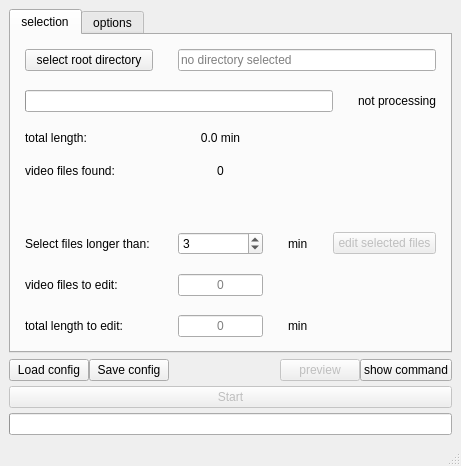
Before: the Qt Designer form src/UI/mainWindowUI/batchEditor.ui in fdllrs/batchEditor, drawn with Qt 5.
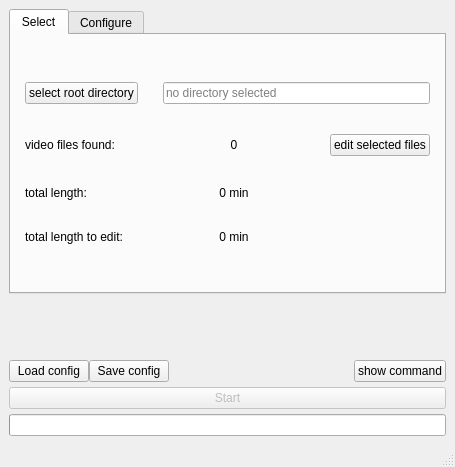
After: the same form once the commit is applied.

The edit to the form file:
```diff
--- a/src/UI/mainWindowUI/batchEditor.ui
+++ b/src/UI/mainWindowUI/batchEditor.ui
@@ -6,8 +6,8 @@
    <rect>
     <x>0</x>
     <y>0</y>
-    <width>461</width>
-    <height>466</height>
+    <width>455</width>
+    <height>467</height>
    </rect>
   </property>
   <property name="windowTitle">
@@ -29,9 +29,12 @@
       <property name="currentIndex">
        <number>0</number>
       </property>
+      <property name="documentMode">
+       <bool>false</bool>
+      </property>
       <widget class="QWidget" name="selectionTab">
        <attribute name="title">
-        <string>selection</string>
+        <string>Select</string>
        </attribute>
        <layout class="QVBoxLayout" name="verticalLayout">
         <item>
@@ -52,137 +55,38 @@
            <number>25</number>
           </property>
           <property name="verticalSpacing">
-           <number>19</number>
+           <number>30</number>
           </property>
-          <item row="6" column="1">
-           <widget class="QLineEdit" name="filesToEditSpinbox">
-            <property name="alignment">
-             <set>Qt::AlignmentFlag::AlignCenter</set>
-            </property>
-            <property name="readOnly">
-             <bool>true</bool>
-            </property>
-            <property name="placeholderText">
-             <string>0</string>
-            </property>
-           </widget>
-          </item>
-          <item row="1" column="0" colspan="4">
-           <widget class="QProgressBar" name="foundFilesProgressBar">
+          <item row="1" column="1">
+           <widget class="QLabel" name="filesFound">
             <property name="sizePolicy">
              <sizepolicy hsizetype="Preferred" vsizetype="Fixed">
               <horstretch>0</horstretch>
               <verstretch>0</verstretch>
              </sizepolicy>
             </property>
-            <property name="palette">
-             <palette>
-              <active>
-               <colorrole role="BrightText">
-                <brush brushstyle="SolidPattern">
-                 <color alpha="255">
-                  <red>85</red>
-                  <green>255</green>
-                  <blue>255</blue>
-                 </color>
-                </brush>
-               </colorrole>
-               <colorrole role="Accent">
-                <brush brushstyle="SolidPattern">
-                 <color alpha="255">
-                  <red>85</red>
-                  <green>170</green>
-                  <blue>255</blue>
-                 </color>
-                </brush>
-               </colorrole>
-              </active>
-              <inactive>
-               <colorrole role="BrightText">
-                <brush brushstyle="SolidPattern">
-                 <color alpha="255">
-                  <red>85</red>
-                  <green>255</green>
-                  <blue>255</blue>
-                 </color>
-                </brush>
-               </colorrole>
-               <colorrole role="Accent">
-                <brush brushstyle="SolidPattern">
-                 <color alpha="255">
-                  <red>85</red>
-                  <green>170</green>
-                  <blue>255</blue>
-                 </color>
-                </brush>
-               </colorrole>
-              </inactive>
-              <disabled>
-               <colorrole role="BrightText">
-                <brush brushstyle="SolidPattern">
-                 <color alpha="255">
-                  <red>85</red>
-                  <green>255</green>
-                  <blue>255</blue>
-                 </color>
-                </brush>
-               </colorrole>
-               <colorrole role="Accent">
-                <brush brushstyle="SolidPattern">
-                 <color alpha="255">
-                  <red>85</red>
-                  <green>170</green>
-                  <blue>255</blue>
-                 </color>
-                </brush>
-               </colorrole>
-              </disabled>
-             </palette>
-            </property>
-            <property name="acceptDrops">
-             <bool>false</bool>
-            </property>
-            <property name="value">
-             <number>0</number>
-            </property>
-            <property name="textVisible">
-             <bool>false</bool>
-            </property>
-            <property name="format">
-             <string/>
-            </property>
-           </widget>
-          </item>
-          <item row="7" column="1">
-           <widget class="QLineEdit" name="totalLengthToEditSpinbox">
-            <property name="enabled">
-             <bool>true</bool>
+            <property name="text">
+             <string>0</string>
             </property>
             <property name="alignment">
              <set>Qt::AlignmentFlag::AlignCenter</set>
             </property>
-            <property name="readOnly">
-             <bool>true</bool>
-            </property>
-            <property name="placeholderText">
-             <string>0</string>
-            </property>
            </widget>
           </item>
           <item row="3" column="0">
-           <widget class="QLabel" name="filesFoundLabel">
+           <widget class="QLabel" name="totalLengthToEditLabel">
             <property name="text">
-             <string>video files found:</string>
+             <string>total length to edit: </string>
             </property>
-            <property name="indent">
-             <number>0</number>
+            <property name="alignment">
+             <set>Qt::AlignmentFlag::AlignLeading|Qt::AlignmentFlag::AlignLeft|Qt::AlignmentFlag::AlignVCenter</set>
             </property>
            </widget>
           </item>
-          <item row="5" column="3" colspan="2">
+          <item row="1" column="2">
            <widget class="QPushButton" name="editSelectedFilesButton">
             <property name="enabled">
-             <bool>false</bool>
+             <bool>true</bool>
             </property>
             <property name="sizePolicy">
              <sizepolicy hsizetype="Expanding" vsizetype="Fixed">
@@ -204,33 +108,23 @@
             </property>
            </widget>
           </item>
-          <item row="5" column="0">
-           <widget class="QLabel" name="filesLongerThanLabel">
+          <item row="2" column="1">
+           <widget class="QLabel" name="totalLength">
             <property name="sizePolicy">
-             <sizepolicy hsizetype="Fixed" vsizetype="Preferred">
-              <horstretch>0</horstretch>
+             <sizepolicy hsizetype="Preferred" vsizetype="Fixed">
+              <horstretch>2</horstretch>
               <verstretch>0</verstretch>
              </sizepolicy>
             </property>
             <property name="text">
-             <string>Select files longer than: </string>
+             <string>0 min</string>
             </property>
             <property name="alignment">
-             <set>Qt::AlignmentFlag::AlignLeading|Qt::AlignmentFlag::AlignLeft|Qt::AlignmentFlag::AlignVCenter</set>
+             <set>Qt::AlignmentFlag::AlignCenter</set>
             </property>
            </widget>
           </item>
-          <item row="7" column="0">
-           <widget class="QLabel" name="totalLengthToEditLabel">
-            <property name="text">
-             <string>total length to edit: </string>
-            </property>
-            <property name="alignment">
-             <set>Qt::AlignmentFlag::AlignLeading|Qt::AlignmentFlag::AlignLeft|Qt::AlignmentFlag::AlignVCenter</set>
-            </property>
-           </widget>
-          </item>
-          <item row="0" column="1" colspan="4">
+          <item row="0" column="1" colspan="2">
            <widget class="QLineEdit" name="rootDirectoryLabel">
             <property name="readOnly">
              <bool>true</bool>
@@ -243,42 +137,13 @@
             </property>
            </widget>
           </item>
-          <item row="4" column="1">
-           <spacer name="verticalSpacer">
-            <property name="orientation">
-             <enum>Qt::Orientation::Vertical</enum>
-            </property>
-            <property name="sizeHint" stdset="0">
-             <size>
-              <width>50</width>
-              <height>40</height>
-             </size>
-            </property>
-           </spacer>
-          </item>
-          <item row="6" column="0">
-           <widget class="QLabel" name="videoFilesToEditLabel">
+          <item row="1" column="0">
+           <widget class="QLabel" name="filesFoundLabel">
             <property name="text">
-             <string>video files to edit: </string>
+             <string>video files found:</string>
             </property>
-            <property name="alignment">
-             <set>Qt::AlignmentFlag::AlignLeading|Qt::AlignmentFlag::AlignLeft|Qt::AlignmentFlag::AlignVCenter</set>
-            </property>
-           </widget>
-          </item>
-          <item row="3" column="1">
-           <widget class="QLabel" name="filesFound">
-            <property name="sizePolicy">
-             <sizepolicy hsizetype="Preferred" vsizetype="Preferred">
-              <horstretch>0</horstretch>
-              <verstretch>0</verstretch>
-             </sizepolicy>
-            </property>
-            <property name="text">
-             <string>0</string>
-            </property>
-            <property name="alignment">
-             <set>Qt::AlignmentFlag::AlignCenter</set>
+            <property name="indent">
+             <number>0</number>
             </property>
            </widget>
           </item>
@@ -289,52 +154,27 @@
             </property>
            </widget>
           </item>
-          <item row="2" column="1">
-           <widget class="QLabel" name="totalLength">
+          <item row="3" column="1">
+           <widget class="QLabel" name="totalLengthToEdit">
             <property name="sizePolicy">
-             <sizepolicy hsizetype="Preferred" vsizetype="Preferred">
+             <sizepolicy hsizetype="Preferred" vsizetype="Fixed">
               <horstretch>0</horstretch>
               <verstretch>0</verstretch>
              </sizepolicy>
             </property>
             <property name="text">
-             <string>0.0 min</string>
+             <string>0 min</string>
             </property>
             <property name="alignment">
              <set>Qt::AlignmentFlag::AlignCenter</set>
             </property>
            </widget>
           </item>
-          <item row="5" column="2">
-           <widget class="QLabel" name="minLabel_3">
-            <property name="sizePolicy">
-             <sizepolicy hsizetype="Minimum" vsizetype="Preferred">
-              <horstretch>0</horstretch>
-              <verstretch>0</verstretch>
-             </sizepolicy>
-            </property>
-            <property name="lineWidth">
-             <number>0</number>
-            </property>
-            <property name="text">
-             <string>min</string>
-            </property>
-            <property name="alignment">
-             <set>Qt::AlignmentFlag::AlignLeading|Qt::AlignmentFlag::AlignLeft|Qt::AlignmentFlag::AlignVCenter</set>
-            </property>
-           </widget>
-          </item>
           <item row="2" column="0">
            <widget class="QLabel" name="totalLengthLabel">
             <property name="enabled">
              <bool>true</bool>
             </property>
-            <property name="sizePolicy">
-             <sizepolicy hsizetype="Preferred" vsizetype="Preferred">
-              <horstretch>0</horstretch>
-              <verstretch>0</verstretch>
-             </sizepolicy>
-            </property>
             <property name="text">
              <string>total length: </string>
             </property>
@@ -343,61 +183,13 @@
             </property>
            </widget>
           </item>
-          <item row="1" column="4">
-           <widget class="QLabel" name="progressBarLabel">
-            <property name="text">
-             <string>not processing</string>
-            </property>
-            <property name="alignment">
-             <set>Qt::AlignmentFlag::AlignCenter</set>
-            </property>
-           </widget>
-          </item>
-          <item row="7" column="2">
-           <widget class="QLabel" name="minLabel_2">
-            <property name="sizePolicy">
-             <sizepolicy hsizetype="Minimum" vsizetype="Preferred">
-              <horstretch>0</horstretch>
-              <verstretch>0</verstretch>
-             </sizepolicy>
-            </property>
-            <property name="lineWidth">
-             <number>0</number>
-            </property>
-            <property name="text">
-             <string>min</string>
-            </property>
-            <property name="alignment">
-             <set>Qt::AlignmentFlag::AlignLeading|Qt::AlignmentFlag::AlignLeft|Qt::AlignmentFlag::AlignVCenter</set>
-            </property>
-           </widget>
-          </item>
-          <item row="5" column="1">
-           <widget class="QSpinBox" name="minLengthSpinbox">
-            <property name="sizePolicy">
-             <sizepolicy hsizetype="Expanding" vsizetype="Fixed">
-              <horstretch>0</horstretch>
-              <verstretch>0</verstretch>
-             </sizepolicy>
-            </property>
-            <property name="minimum">
-             <number>0</number>
-            </property>
-            <property name="maximum">
-             <number>9999</number>
-            </property>
-            <property name="value">
-             <number>3</number>
-            </property>
-           </widget>
-          </item>
          </layout>
         </item>
        </layout>
       </widget>
       <widget class="QWidget" name="optionsTab">
        <attribute name="title">
-        <string>options</string>
+        <string>Configure</string>
        </attribute>
        <layout class="QHBoxLayout" name="horizontalLayout">
         <item>
@@ -614,6 +406,22 @@
       </widget>
      </widget>
     </item>
+    <item>
+     <spacer name="verticalSpacer">
+      <property name="orientation">
+       <enum>Qt::Orientation::Vertical</enum>
+      </property>
+      <property name="sizeType">
+       <enum>QSizePolicy::Policy::Minimum</enum>
+      </property>
+      <property name="sizeHint" stdset="0">
+       <size>
+        <width>20</width>
+        <height>60</height>
+       </size>
+      </property>
+     </spacer>
+    </item>
     <item>
      <layout class="QGridLayout" name="gridLayout_2">
       <property name="bottomMargin">
@@ -625,7 +433,7 @@
       <property name="verticalSpacing">
        <number>5</number>
       </property>
-      <item row="2" column="0" colspan="5">
+      <item row="2" column="0" colspan="4">
        <widget class="QProgressBar" name="progressBar">
         <property name="acceptDrops">
          <bool>false</bool>
@@ -654,6 +462,22 @@
         </property>
        </widget>
       </item>
+      <item row="0" column="3">
+       <widget class="QPushButton" name="showCommandButton">
+        <property name="enabled">
+         <bool>true</bool>
+        </property>
+        <property name="sizePolicy">
+         <sizepolicy hsizetype="Fixed" vsizetype="Fixed">
+          <horstretch>0</horstretch>
+          <verstretch>0</verstretch>
+         </sizepolicy>
+        </property>
+        <property name="text">
+         <string>show command</string>
+        </property>
+       </widget>
+      </item>
       <item row="0" column="1">
        <widget class="QPushButton" name="saveConfigButton">
         <property name="enabled">
@@ -670,39 +494,7 @@
         </property>
        </widget>
       </item>
-      <item row="0" column="4">
-       <widget class="QPushButton" name="showCommandButton">
-        <property name="enabled">
-         <bool>true</bool>
-        </property>
-        <property name="sizePolicy">
-         <sizepolicy hsizetype="Fixed" vsizetype="Fixed">
-          <horstretch>0</horstretch>
-          <verstretch>0</verstretch>
-         </sizepolicy>
-        </property>
-        <property name="text">
-         <string>show command</string>
-        </property>
-       </widget>
-      </item>
-      <item row="0" column="3">
-       <widget class="QPushButton" name="previewButton">
-        <property name="enabled">
-         <bool>false</bool>
-        </property>
-        <property name="sizePolicy">
-         <sizepolicy hsizetype="Fixed" vsizetype="Fixed">
-          <horstretch>0</horstretch>
-          <verstretch>0</verstretch>
-         </sizepolicy>
-        </property>
-        <property name="text">
-         <string>preview</string>
-        </property>
-       </widget>
-      </item>
-      <item row="1" column="0" colspan="5">
+      <item row="1" column="0" colspan="4">
        <widget class="QPushButton" name="startButton">
         <property name="enabled">
          <bool>false</bool>
```
Left out of the diff: 201 changed lines with no effect on the pictures.
